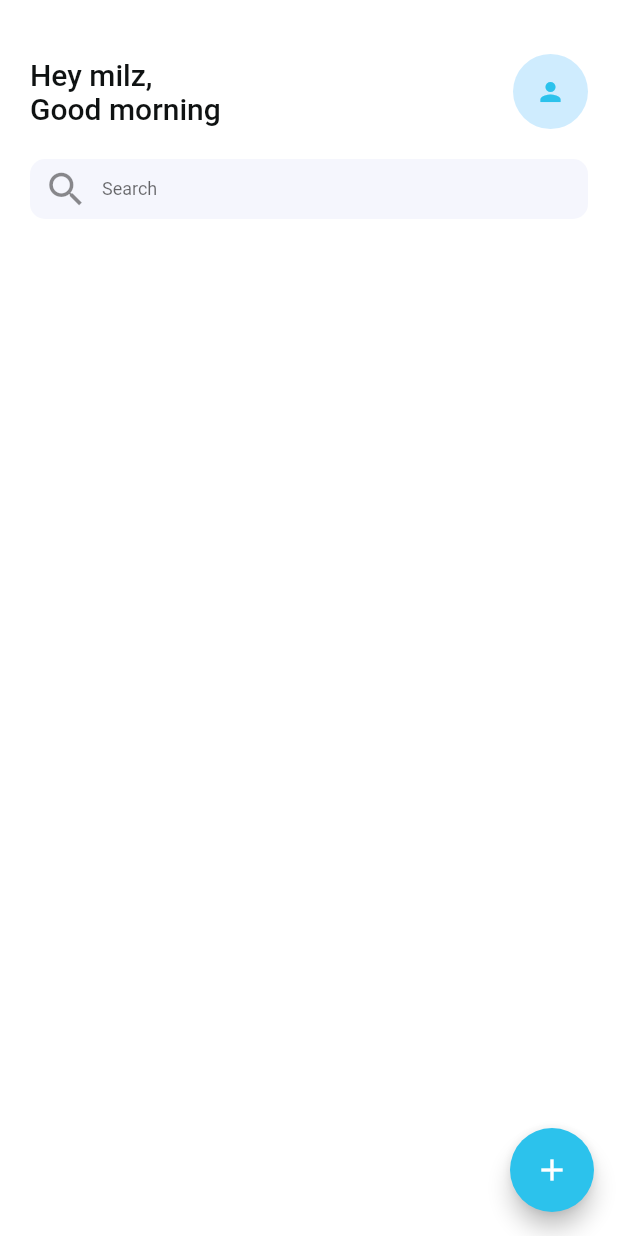
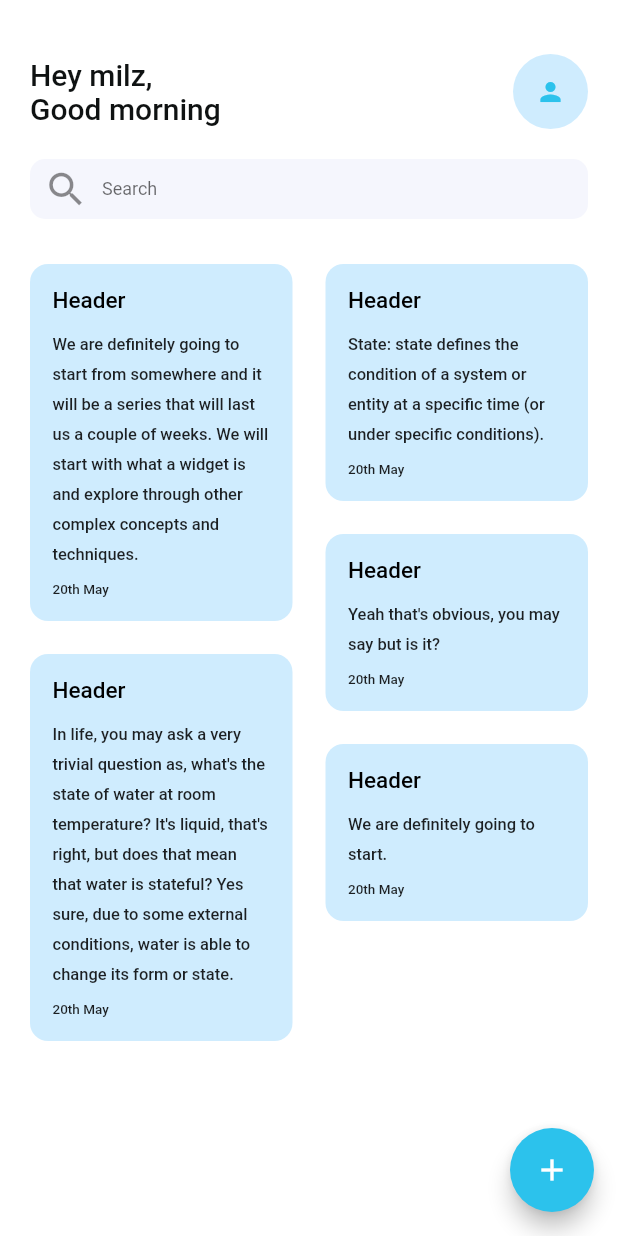
Before and after one commit to kefeh/note_takey, a Flutter app: the screen it shows after launch, on a phone screen of 412 x 824 dp. Run offline on Flutter 3.47's test engine with Material 2 defaults, Android fonts, the phone set to English and light mode, and no system bars.

Commit message:
adds the code that lifts the state to auto add tasks once they are created

```diff
--- a/lib/models/task.dart
+++ b/lib/models/task.dart
@@ -0,0 +1,7 @@
+class Task {
+  final String header;
+  final String body;
+  final String createdAt;
+
+  Task({required this.header, required this.body, required this.createdAt});
+}
--- a/lib/screens/task_screen.dart
+++ b/lib/screens/task_screen.dart
@@ -1,14 +1,52 @@
 import 'package:flutter/material.dart';
+import 'package:note_takey/models/task.dart';
 import 'package:note_takey/screens/add_task_screen.dart';
 import 'package:note_takey/widgets/search_form.dart';
 import 'package:note_takey/widgets/staggered_grid.dart';
 
-class TasksScreen extends StatelessWidget {
+class TasksScreen extends StatefulWidget {
   const TasksScreen({Key? key}) : super(key: key);
 
-  Widget buildBottomModal(BuildContext context) {
-    FocusScope.of(context).requestFocus(FocusNode());
-    return Container();
+  @override
+  State<TasksScreen> createState() => _TasksScreenState();
+}
+
+class _TasksScreenState extends State<TasksScreen> {
+  List<Task> taskItems = [
+    Task(
+      header: "Header",
+      body:
+          "We are definitely going to start from somewhere and it will be a series that will last us a couple of weeks. We will start with what a widget is and explore through other complex concepts and techniques.",
+      createdAt: "20th May",
+    ),
+    Task(
+      header: "Header",
+      body:
+          "State: state defines the condition of a system or entity at a specific time (or under specific conditions).",
+      createdAt: "20th May",
+    ),
+    Task(
+      header: "Header",
+      body: "Yeah that's obvious, you may say but is it?",
+      createdAt: "20th May",
+    ),
+    Task(
+      header: "Header",
+      body:
+          "In life, you may ask a very trivial question as, what's the state of water at room temperature? It's liquid, that's right, but does that mean that water is stateful? Yes sure, due to some external conditions, water is able to change its form or state.",
+      createdAt: "20th May",
+    ),
+    Task(
+      header: "Header",
+      body: "We are definitely going to start.",
+      createdAt: "20th May",
+    ),
+  ];
+
+  void modifyListItems(Task taskItem) {
+    setState(() {
+      taskItems.add(taskItem);
+    });
   }
 
   @override
@@ -18,6 +56,7 @@ class TasksScreen extends StatelessWidget {
     const Color accentColorSecondary = Color(0xFF2CC2EC);
     const Color textColor = Color(0xff0f1212);
     const Color searchColor = Color(0xFFF5F6FD);
+
     return Scaffold(
       backgroundColor: mainColor,
       floatingActionButton: FloatingActionButton(
@@ -25,7 +64,9 @@ class TasksScreen extends StatelessWidget {
           Navigator.push(
             context,
             MaterialPageRoute(
-              builder: (context) => const AddTaskScreen(),
+              builder: (context) => AddTaskScreen(
+                addListItems: modifyListItems,
+              ),
             ),
           )
         },
@@ -79,9 +120,12 @@ class TasksScreen extends StatelessWidget {
               const SizedBox(
                 height: 10,
               ),
-              const Expanded(
+              Expanded(
                 child: SizedBox(
-                  child: StGridView(accentColor: accentColor),
+                  child: StGridView(
+                    accentColor: accentColor,
+                    taskItems: taskItems,
+                  ),
                 ),
               ),
             ],
--- a/lib/widgets/staggered_card.dart
+++ b/lib/widgets/staggered_card.dart
@@ -1,14 +1,11 @@
 import 'package:flutter/material.dart';
+import 'package:note_takey/models/task.dart';
 
 class CardItem extends StatelessWidget {
-  final String header;
-  final String body;
-  final String createdAt;
+  final Task task;
   const CardItem({
     Key? key,
-    required this.header,
-    required this.body,
-    required this.createdAt,
+    required this.task,
   }) : super(key: key);
 
   @override
@@ -23,26 +20,26 @@ class CardItem extends StatelessWidget {
         padding: const EdgeInsets.all(15.0),
         child: Column(
           crossAxisAlignment: CrossAxisAlignment.start,
-          children: const [
+          children: [
             Padding(
-              padding: EdgeInsets.only(bottom: 8.0),
+              padding: const EdgeInsets.only(bottom: 8.0),
               child: Header(
-                text: 'Header',
+                text: task.header,
               ),
             ),
             Text(
-              "We will create an imageList URL in a list and define it on a staggered gridview.",
-              style: TextStyle(
+              task.body,
+              style: const TextStyle(
                 fontSize: 11,
                 fontWeight: weight500,
                 height: 1.8,
               ),
             ),
             Padding(
-              padding: EdgeInsets.only(top: 8.0),
+              padding: const EdgeInsets.only(top: 8.0),
               child: Text(
-                "20th May",
-                style: TextStyle(
+                task.createdAt,
+                style: const TextStyle(
                   fontSize: 9,
                   fontWeight: weight500,
                   height: 1.5,
--- a/lib/widgets/staggered_grid.dart
+++ b/lib/widgets/staggered_grid.dart
@@ -1,30 +1,34 @@
 import 'package:flutter/material.dart';
 import 'package:flutter_staggered_grid_view/flutter_staggered_grid_view.dart';
+import 'package:note_takey/models/task.dart';
 import 'package:note_takey/widgets/staggered_card.dart';
 
 class StGridView extends StatefulWidget {
   const StGridView({
     Key? key,
     required this.accentColor,
+    required this.taskItems,
   }) : super(key: key);
 
   final Color accentColor;
+  final List<Task> taskItems;
 
   @override
   State<StGridView> createState() => _StGridViewState();
 }
 
 class _StGridViewState extends State<StGridView> {
-  List<CardItem> cardItems = [];
   @override
   Widget build(BuildContext context) {
     return StaggeredGridView.countBuilder(
       crossAxisCount: 2,
       crossAxisSpacing: 22,
       mainAxisSpacing: 22,
-      itemCount: cardItems.length,
+      itemCount: widget.taskItems.length,
       itemBuilder: (context, index) {
-        return cardItems[index];
+        return CardItem(
+          task: widget.taskItems[index],
+        );
       },
       staggeredTileBuilder: (index) {
         return const StaggeredTile.fit(1);
--- a/pubspec.yaml
+++ b/pubspec.yaml
@@ -31,6 +31,7 @@ dependencies:
     sdk: flutter
   cupertino_icons: ^1.0.2
   flutter_staggered_grid_view: ^0.4.0
+  intl: ^0.17.0
 
 dev_dependencies:
   flutter_test:
```
Also changed, not shown: lib/screens/add_task_screen.dart (+41 -3 lines), pubspec.lock.
